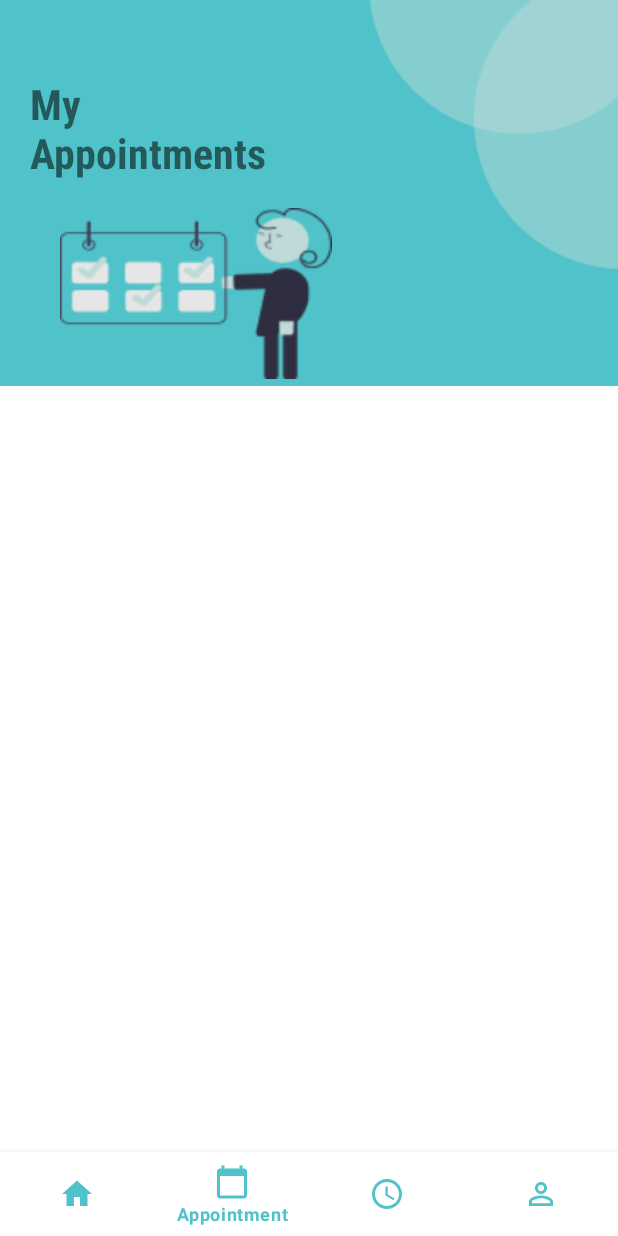
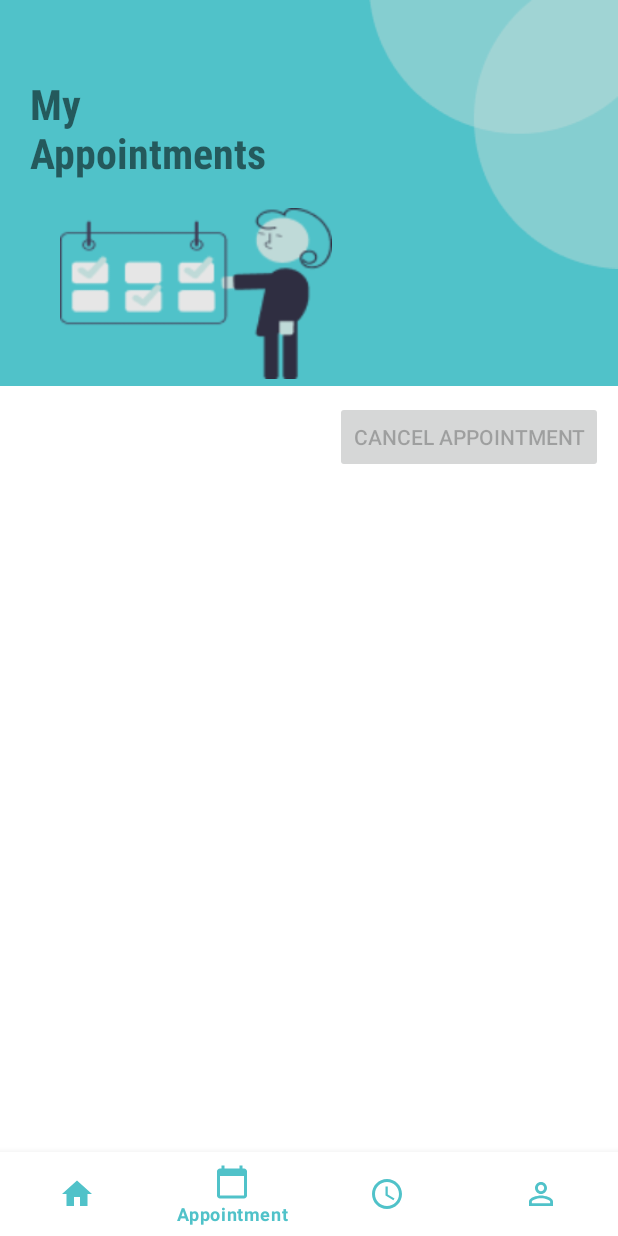
Before and after one commit to Shhbainu/Dental-Q-Mgmt-System, an Android app: the screen it shows after launch once a user with an empty profile is signed in (MainActivity), item 2 of the bottom bar chosen, on a phone screen of 412 x 824 dp. Run offline under Robolectric (Android 15) with nearby library versions, the phone set to English and light mode, and no system bars; our stand-ins replace Firebase (no records; nobody signed in at launch, a user with empty details on screens opened directly).

Commit message:
User Cancel/Delete Appointment on Realtime Database

```diff
--- a/app/src/main/java/com/example/dentalqmgmtsys/Fragments/AppointmentFragment.java
+++ b/app/src/main/java/com/example/dentalqmgmtsys/Fragments/AppointmentFragment.java
@@ -12,11 +12,13 @@ import android.util.Log;
 import android.view.LayoutInflater;
 import android.view.View;
 import android.view.ViewGroup;
+import android.widget.Toast;
 
 import com.example.dentalqmgmtsys.Adapter.MyUserAppointmentAdapter;
 import com.example.dentalqmgmtsys.Common.Common;
 import com.example.dentalqmgmtsys.Models.UserAppointmentModel;
 import com.example.dentalqmgmtsys.R;
+import com.example.dentalqmgmtsys.databinding.FragmentAppointmentBinding;
 import com.google.firebase.auth.FirebaseAuth;
 import com.google.firebase.auth.FirebaseUser;
 import com.google.firebase.database.DataSnapshot;
@@ -29,19 +31,23 @@ import java.util.ArrayList;
 
 public class AppointmentFragment extends Fragment {
 
+    private FragmentAppointmentBinding binding;
+
     FirebaseAuth firebaseAuth;
     FirebaseUser firebaseUser;
+    FirebaseDatabase database;
 
     RecyclerView recyclerView;
     ArrayList<UserAppointmentModel> list;
-    DatabaseReference databaseReference;
+    DatabaseReference reference, removeRef;
     MyUserAppointmentAdapter adapter;
 
     @Override
     public View onCreateView(LayoutInflater inflater, ViewGroup container,
                              Bundle savedInstanceState) {
         // Inflate the layout for this fragment
-        return inflater.inflate(R.layout.fragment_appointment, container, false);
+        binding = FragmentAppointmentBinding.inflate(inflater, container, false);
+        return binding.getRoot();
 
     }
 
@@ -51,17 +57,64 @@ public class AppointmentFragment extends Fragment {
 
         firebaseAuth = FirebaseAuth.getInstance();
         firebaseUser = firebaseAuth.getCurrentUser();
-
-        firebaseAuth = FirebaseAuth.getInstance();
-        String uid = firebaseAuth.getUid();
-
-//        databaseReference = FirebaseDatabase.getInstance("https://dental-qmgmt-system-default-rtdb.asia-southeast1.firebasedatabase.app/")
-//                .getReference("Users").child(uid).child("appointments");
-
+        database = FirebaseDatabase.getInstance();
 
         recyclerView = getView().findViewById(R.id.recyclerView);
 
-        databaseReference = FirebaseDatabase.getInstance("https://dental-qmgmt-system-default-rtdb.asia-southeast1.firebasedatabase.app/")
+        //String uid = firebaseAuth.getUid();
+        //databaseReference = FirebaseDatabase.getInstance("https://dental-qmgmt-system-default-rtdb.asia-southeast1.firebasedatabase.app/").getReference("Users").child(uid).child("appointments");
+
+        reference = FirebaseDatabase.getInstance("https://dental-qmgmt-system-default-rtdb.asia-southeast1.firebasedatabase.app/")
+                .getReference("Users" + "/" + firebaseUser.getUid() + "/");
+
+
+        binding.cancelAppointmentBtn.setOnClickListener(new View.OnClickListener() {
+            @Override
+            public void onClick(View view) {
+                //supposedly delete firebase realtimedatabase
+                removeAppointmentFR();
+                loadAppointment();
+            }
+        });
+
+        //Init function
+        cancelAppointmentAvailability();
+        loadAppointment();
+    }
+
+    private void removeAppointmentFR() {
+        removeRef = FirebaseDatabase.getInstance("https://dental-qmgmt-system-default-rtdb.asia-southeast1.firebasedatabase.app/")
+                .getReference("Users" + "/" + firebaseUser.getUid() + "/" + "appointments" + "/");
+
+        removeRef.removeValue();
+
+        Toast.makeText(getActivity(), "Your Appointment has been canceled", Toast.LENGTH_SHORT).show();
+    }
+
+    private void cancelAppointmentAvailability() {
+        reference.addValueEventListener(new ValueEventListener() {
+            @Override
+            public void onDataChange(@NonNull DataSnapshot snapshot) {
+                if (snapshot.exists() && snapshot.hasChild("appointments")){
+                    //binding.bookButton.setVisibility(View.VISIBLE);
+                    binding.cancelAppointmentBtn.setEnabled(true);
+                }
+                else
+                {
+                    binding.cancelAppointmentBtn.setEnabled(false);
+                    //binding.bookButton.setVisibility(View.GONE);
+                }
+            }
+
+            @Override
+            public void onCancelled(@NonNull DatabaseError error) {
+
+            }
+        });
+    }
+
+    private void loadAppointment() {
+        reference = FirebaseDatabase.getInstance("https://dental-qmgmt-system-default-rtdb.asia-southeast1.firebasedatabase.app/")
                 .getReference("Users" + "/" + firebaseUser.getUid() + "/" + "appointments" + "/");
 
         list = new ArrayList<>();
@@ -69,20 +122,18 @@ public class AppointmentFragment extends Fragment {
         adapter = new MyUserAppointmentAdapter(getActivity(), list);
         recyclerView.setAdapter(adapter);
 
-        databaseReference.addValueEventListener(new ValueEventListener() {
+        reference.addValueEventListener(new ValueEventListener() {
             @Override
             public void onDataChange(@NonNull DataSnapshot snapshot) {
                 for (DataSnapshot dataSnapshot: snapshot.getChildren())
                 {
-//                    String doctor = dataSnapshot.child("doctor").getValue().toString();
-//                    String date = dataSnapshot.child("date").getValue().toString();
-//                    String time = dataSnapshot.child("time").getValue().toString();
-//                    String service = dataSnapshot.child("service").getValue().toString();
+                    //String doctor = dataSnapshot.child("doctor").getValue().toString();
+                    //String date = dataSnapshot.child("date").getValue().toString();
+                    //String time = dataSnapshot.child("time").getValue().toString();
+                    //String service = dataSnapshot.child("service").getValue().toString();
                     //Log.i("Firebase", "Reading from.."+ dataSnapshot.getKey()+", value="+dataSnapshot.getValue()+"UserAppointmentModel "+dataSnapshot.getValue(UserAppointmentModel.class));
-
                     //Log.i("Firebase", "Test Read"+doctor+" "+date+" "+time+" "+service+"");
                     UserAppointmentModel user = dataSnapshot.getValue(UserAppointmentModel.class);
-
                     Log.i("Firebase", "Reading from.."+ dataSnapshot.getValue());
 
                     list.add(user);
@@ -95,6 +146,5 @@ public class AppointmentFragment extends Fragment {
 
             }
         });
-
     }
 }
--- a/app/src/main/java/com/example/dentalqmgmtsys/Fragments/HomeFragment.java
+++ b/app/src/main/java/com/example/dentalqmgmtsys/Fragments/HomeFragment.java
@@ -31,11 +31,6 @@ public class HomeFragment extends Fragment {
 
     DatabaseReference ref, reference;
 
-    @Override
-    public void onCreate(Bundle savedInstanceState) {
-        super.onCreate(savedInstanceState);
-
-    }
 
     @Override
     public View onCreateView(@NonNull LayoutInflater inflater, ViewGroup container,
@@ -52,8 +47,8 @@ public class HomeFragment extends Fragment {
 
         //Init
         firebaseAuth = FirebaseAuth.getInstance();
+        firebaseUser = firebaseAuth.getCurrentUser();
         database = FirebaseDatabase.getInstance();
-        firebaseUser = firebaseAuth.getCurrentUser();
 
         reference = FirebaseDatabase.getInstance("https://dental-qmgmt-system-default-rtdb.asia-southeast1.firebasedatabase.app/").getReference("Users" + "/" + firebaseUser.getUid() + "/");
 
--- a/app/src/main/res/layout/fragment_appointment.xml
+++ b/app/src/main/res/layout/fragment_appointment.xml
@@ -7,21 +7,16 @@
     android:layout_height="match_parent"
     tools:context=".Fragments.AppointmentFragment">
 
+    <LinearLayout
+        android:layout_width="match_parent"
+        android:layout_height="match_parent"
+        android:orientation="vertical">
+
         <FrameLayout
             android:id="@+id/topFrame"
             android:layout_width="match_parent"
             android:layout_height="wrap_content"
             android:background="@color/turquoise">
-
-<!--        <ImageView-->
-<!--            android:id="@+id/imageView11"-->
-<!--            android:layout_width="413dp"-->
-<!--            android:layout_height="255dp"-->
-<!--            app:layout_constraintEnd_toEndOf="parent"-->
-<!--            app:layout_constraintHorizontal_bias="0.6"-->
-<!--            app:layout_constraintStart_toStartOf="parent"-->
-<!--            app:layout_constraintTop_toTopOf="parent"-->
-<!--            app:srcCompat="@drawable/ico_upper_background" />-->
 
             <ImageView
                 android:id="@+id/imageView12"
@@ -68,13 +63,28 @@
 
         </FrameLayout>
 
+        <FrameLayout
+            android:id="@+id/bottomFrame"
+            android:layout_width="wrap_content"
+            android:layout_height="wrap_content">
+
             <androidx.recyclerview.widget.RecyclerView
                 android:id="@+id/recyclerView"
-        android:layout_width="match_parent"
-        android:layout_height="wrap_content"
+                android:layout_width="wrap_content"
+                android:layout_height="match_parent"
                 android:layout_gravity="center_horizontal"
-        android:layout_marginTop="260dp"
-        tools:listitem="@layout/appointments_list"/>
-
+                tools:listitem="@layout/appointments_list" />
 
         </FrameLayout>
+
+        <androidx.appcompat.widget.AppCompatButton
+            android:id="@+id/cancelAppointmentBtn"
+            android:layout_width="wrap_content"
+            android:layout_height="wrap_content"
+            android:layout_margin="10dp"
+            android:layout_gravity="end"
+            android:text="Cancel Appointment"/>
+
+    </LinearLayout>
+
+</FrameLayout>
--- a/app/src/main/res/values/colors.xml
+++ b/app/src/main/res/values/colors.xml
@@ -14,4 +14,5 @@
     <color name="light_gray">#FAFAFA</color>
     <color name="admin_gray">#565656</color>
     <color name="light_admin_gray">#808080</color>
+    <color name="red">#D2042D</color>
 </resources>
--- a/app/src/main/res/values/strings.xml
+++ b/app/src/main/res/values/strings.xml
@@ -37,4 +37,5 @@
         Your quiz results can be viewed after taking the quiz.
     </string>
     <string name="back">back</string>
+    <string name="drInit">Dr.</string>
 </resources>
```
Also changed, not shown: app/src/main/res/layout/appointments_list.xml (+41 -4 lines). Lines whose indentation alone changed are shown as unchanged.
